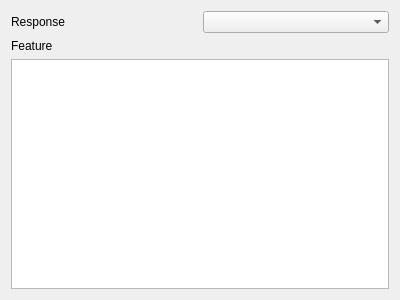
Qt form experimentWidget/experimentWidget.ui (LisGein/Thesis) before a commit.
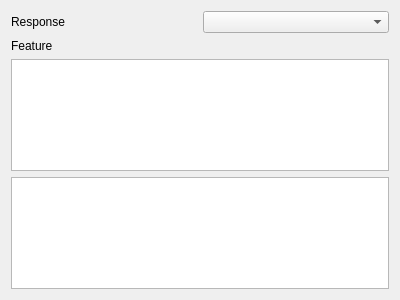
The same form after that commit. Custom widgets are drawn as their Qt base class.

Commit message: added data analysis table in experiment widget

```diff
--- a/experimentWidget/experimentWidget.ui
+++ b/experimentWidget/experimentWidget.ui
@@ -40,6 +40,9 @@
      <item>
       <widget class="ExperimentTable" name="feature"/>
      </item>
+     <item>
+      <widget class="DatasetAnalysisTable" name="analisys"/>
+     </item>
     </layout>
    </item>
   </layout>
@@ -50,6 +53,11 @@
    <extends>QTableWidget</extends>
    <header>experimentTable.h</header>
   </customwidget>
+  <customwidget>
+   <class>DatasetAnalysisTable</class>
+   <extends>QTableWidget</extends>
+   <header location="global">datasetAnalysisTable.h</header>
+  </customwidget>
  </customwidgets>
  <resources/>
  <connections/>
```
The commit also changes 11 other files.
